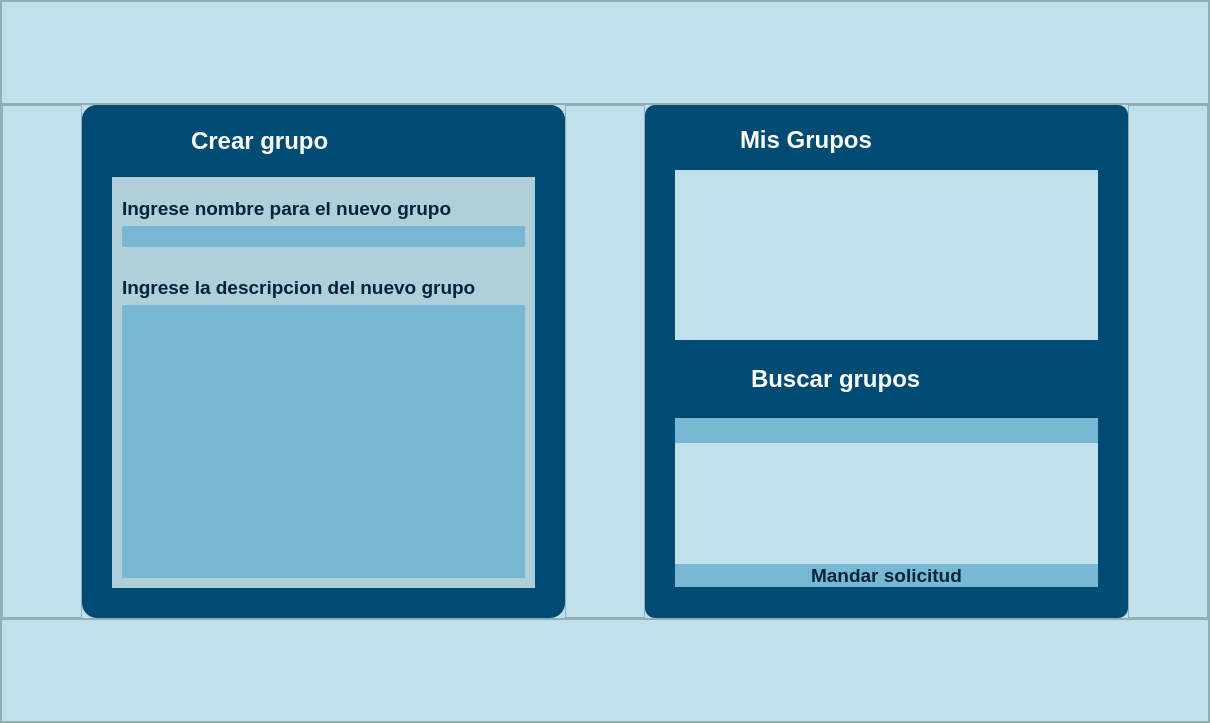
Above: src/resources/interface/Ventana_Grupos.ui from Yosoyepa/MyUnApp before the change. Below: the same form after it.
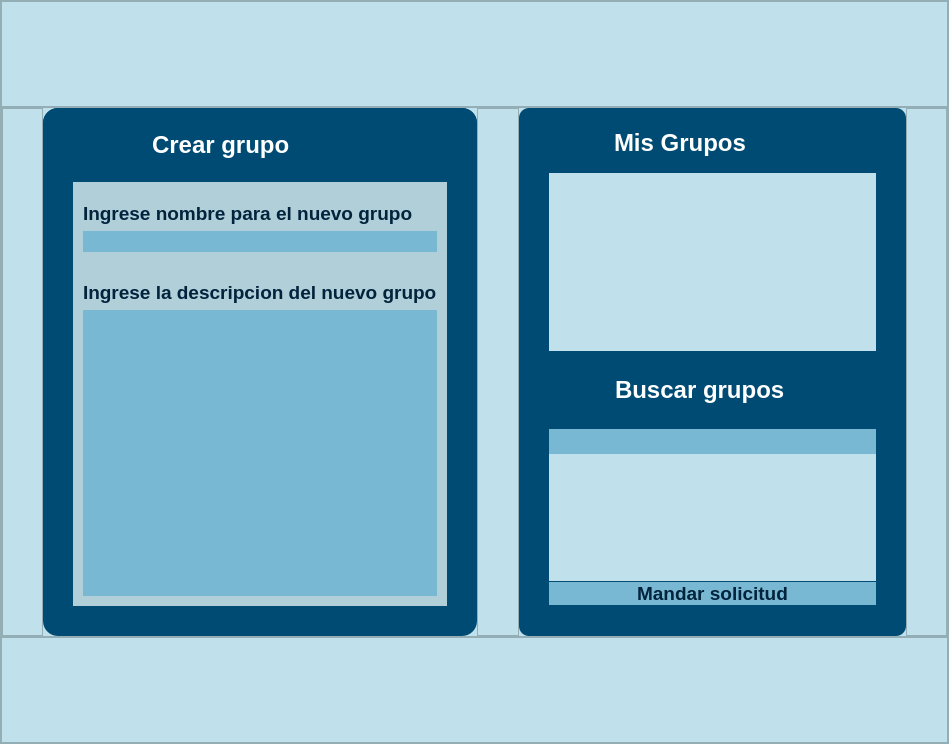
That is the form after the change. Icons and pictures are not drawn.

Commit message: Cambio en la UI de la ventana de grupos

Patch:
```diff
--- a/src/resources/interface/Ventana_Grupos.ui
+++ b/src/resources/interface/Ventana_Grupos.ui
@@ -6,8 +6,8 @@
    <rect>
     <x>0</x>
     <y>0</y>
-    <width>1210</width>
-    <height>723</height>
+    <width>949</width>
+    <height>744</height>
    </rect>
   </property>
   <property name="windowTitle">
@@ -719,8 +719,8 @@
                            </property>
                            <property name="iconSize">
                             <size>
-                             <width>60</width>
-                             <height>60</height>
+                             <width>50</width>
+                             <height>50</height>
                             </size>
                            </property>
                           </widget>
@@ -738,8 +738,8 @@
                           <rect>
                            <x>0</x>
                            <y>0</y>
-                           <width>423</width>
-                           <height>170</height>
+                           <width>327</width>
+                           <height>178</height>
                           </rect>
                          </property>
                          <layout class="QVBoxLayout" name="verticalLayout_11">
@@ -857,11 +857,11 @@
                           <rect>
                            <x>0</x>
                            <y>0</y>
-                           <width>423</width>
-                           <height>170</height>
+                           <width>327</width>
+                           <height>177</height>
                           </rect>
                          </property>
-                         <layout class="QVBoxLayout" name="verticalLayout_12" stretch="1,10,2">
+                         <layout class="QVBoxLayout" name="verticalLayout_12" stretch="2,10,2">
                           <property name="spacing">
                            <number>0</number>
                           </property>
@@ -878,15 +878,85 @@
                            <number>0</number>
                           </property>
                           <item>
-                           <widget class="QLineEdit" name="lineSG">
-                            <property name="font">
-                             <font>
-                              <pointsize>14</pointsize>
-                             </font>
-                            </property>
+                           <widget class="QFrame" name="frame_3">
                             <property name="styleSheet">
                              <string notr="true">background-color: rgb(121, 184, 211);</string>
                             </property>
+                            <property name="frameShape">
+                             <enum>QFrame::StyledPanel</enum>
+                            </property>
+                            <property name="frameShadow">
+                             <enum>QFrame::Raised</enum>
+                            </property>
+                            <layout class="QHBoxLayout" name="horizontalLayout_10" stretch="7,1,1">
+                             <property name="spacing">
+                              <number>0</number>
+                             </property>
+                             <property name="sizeConstraint">
+                              <enum>QLayout::SetDefaultConstraint</enum>
+                             </property>
+                             <property name="leftMargin">
+                              <number>0</number>
+                             </property>
+                             <property name="topMargin">
+                              <number>0</number>
+                             </property>
+                             <property name="rightMargin">
+                              <number>0</number>
+                             </property>
+                             <property name="bottomMargin">
+                              <number>0</number>
+                             </property>
+                             <item>
+                              <widget class="QLineEdit" name="lineEdit">
+                               <property name="text">
+                                <string/>
+                               </property>
+                              </widget>
+                             </item>
+                             <item>
+                              <spacer name="horizontalSpacer">
+                               <property name="orientation">
+                                <enum>Qt::Horizontal</enum>
+                               </property>
+                               <property name="sizeHint" stdset="0">
+                                <size>
+                                 <width>200</width>
+                                 <height>20</height>
+                                </size>
+                               </property>
+                              </spacer>
+                             </item>
+                             <item>
+                              <widget class="QPushButton" name="pushButton">
+                               <property name="sizePolicy">
+                                <sizepolicy hsizetype="Minimum" vsizetype="Fixed">
+                                 <horstretch>0</horstretch>
+                                 <verstretch>0</verstretch>
+                                </sizepolicy>
+                               </property>
+                               <property name="minimumSize">
+                                <size>
+                                 <width>0</width>
+                                 <height>0</height>
+                                </size>
+                               </property>
+                               <property name="layoutDirection">
+                                <enum>Qt::RightToLeft</enum>
+                               </property>
+                               <property name="text">
+                                <string/>
+                               </property>
+                               <property name="icon">
+                                <iconset resource="../QRC/imagenesInicioSesion.qrc">
+                                 <normaloff>:/inicioSesion/Icons/Search.png</normaloff>:/inicioSesion/Icons/Search.png</iconset>
+                               </property>
+                               <property name="flat">
+                                <bool>true</bool>
+                               </property>
+                              </widget>
+                             </item>
+                            </layout>
                            </widget>
                           </item>
                           <item>
```
Left out of the diff: 4 changed lines with no effect on the pictures. The commit also changes 10 other files.
